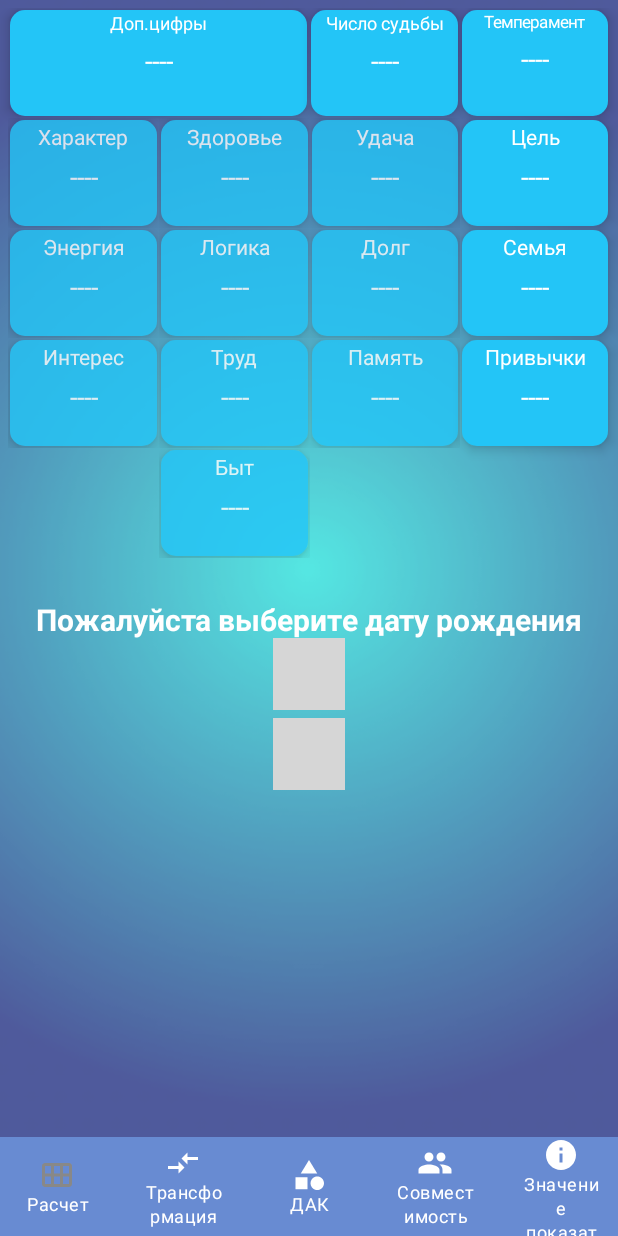
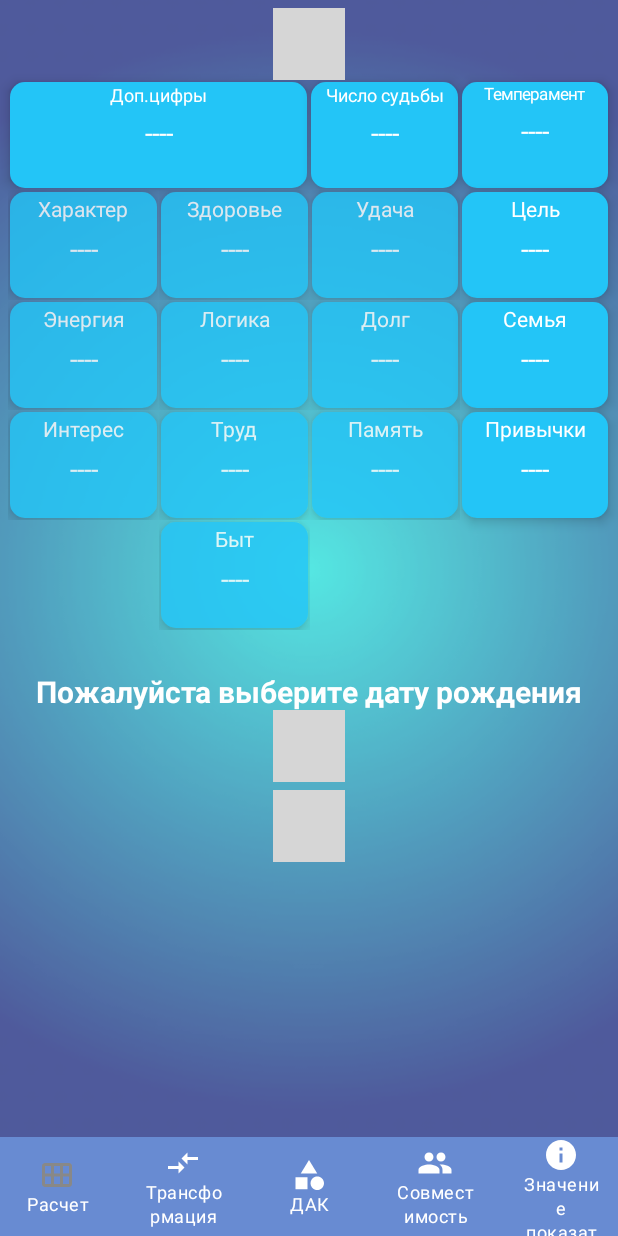
Before and after one commit to 070boroda/numerologic_android, an Android app built with Jetpack Compose: the screen_1 screen opened through its navigation route, on a phone screen of 412 x 824 dp. Run offline under Robolectric (Android 15) with nearby library versions, the phone set to English and light mode, and no system bars; our stand-ins replace AdMob, livedata-compose; libraries missing offline, so code that uses them is left out: com.android.billingclient, com.commandiron.wheel_picker_compose, com.google.firebase.crashlytics, com.yandex.mobile; pictures from the network do not load; 4 statements that could not run were skipped; grey boxes are pictures that could not be loaded.

Commit message:
[NA-046] - add google banner and admob

```diff
--- a/app/src/main/java/com/zelianko/numerologic/activiti/GeneralScreen.kt
+++ b/app/src/main/java/com/zelianko/numerologic/activiti/GeneralScreen.kt
@@ -36,7 +36,9 @@ import androidx.compose.ui.text.TextStyle
 import androidx.compose.ui.text.font.FontWeight
 import androidx.compose.ui.unit.dp
 import androidx.compose.ui.unit.sp
+import com.zelianko.kitchencalculator.constants.StringConstants
 import com.zelianko.numerologic.R
+import com.zelianko.numerologic.ads.AdmobBanner
 import com.zelianko.numerologic.ads.Banner
 import com.zelianko.numerologic.services.CountNumberServices
 import com.zelianko.numerologic.ui.theme.Clear
@@ -78,6 +80,10 @@ fun GeneralScreen(
                 .verticalScroll(rememberScrollState()),
             horizontalAlignment = Alignment.CenterHorizontally
         ) {
+            if (isActiveSub.value != true) {
+                Banner(id = R.string.banner_1)
+                AdmobBanner(textId = StringConstants.general_screen)
+            }
             Row(
                 modifier = Modifier
                     .fillMaxWidth()
@@ -215,12 +221,8 @@ fun GeneralScreen(
             )
             Spacer(modifier = Modifier.size(5.dp))
             if (isActiveSub.value != true) {
-                Row(
-                    modifier = Modifier.fillMaxWidth(),
-                    horizontalArrangement = Arrangement.Center
-                ) {
-                }
                 Banner(id = R.string.banner_1)
+                AdmobBanner(textId = StringConstants.general_screen_bottom)
             }
         }
     }
--- a/app/src/main/java/com/zelianko/numerologic/ads/AdmobBanner.kt
+++ b/app/src/main/java/com/zelianko/numerologic/ads/AdmobBanner.kt
@@ -4,18 +4,35 @@ import androidx.compose.foundation.layout.fillMaxWidth
 import androidx.compose.runtime.Composable
 import androidx.compose.ui.Modifier
 import androidx.compose.ui.viewinterop.AndroidView
+import androidx.window.layout.WindowMetrics
+import androidx.window.layout.WindowMetricsCalculator
 import com.google.android.gms.ads.AdRequest
 import com.google.android.gms.ads.AdSize
 import com.google.android.gms.ads.AdView
 
 @Composable
-fun AdmobBanner(modifier: Modifier = Modifier) {
+fun AdmobBanner(modifier: Modifier = Modifier,
+                textId: String = "ca-app-pub-3940256099942544/9214589741"
+) {
     AndroidView(
         modifier = Modifier.fillMaxWidth(),
         factory = { context ->
+            val windowMetrics: WindowMetrics =
+                WindowMetricsCalculator.getOrCreate().computeCurrentWindowMetrics(context)
+            val bounds = windowMetrics.bounds
+
+            var adWithPixels = context.resources.displayMetrics.widthPixels.toFloat()
+
+            if (adWithPixels == 0f) {
+                adWithPixels = bounds.width().toFloat()
+            }
+
+            val density = context.resources.displayMetrics.density
+            val adWith = (adWithPixels / density).toInt()
+
             AdView(context).apply {
                 setAdSize(AdSize.BANNER)
-                adUnitId = "ca-app-pub-9309082672837567/3656865941"
+                adUnitId = textId
                 loadAd(AdRequest.Builder().build())
             }
         }
--- a/app/src/main/java/com/zelianko/numerologic/ads/Banner.kt
+++ b/app/src/main/java/com/zelianko/numerologic/ads/Banner.kt
@@ -5,13 +5,30 @@ import androidx.compose.ui.viewinterop.AndroidView
 import com.yandex.mobile.ads.banner.BannerAdSize
 import com.yandex.mobile.ads.banner.BannerAdView
 import com.yandex.mobile.ads.common.AdRequest
+import androidx.window.layout.WindowMetrics
+import androidx.window.layout.WindowMetricsCalculator
 
 @Composable
 fun Banner(id: Int) {
     AndroidView(factory = { context ->
+
+        val windowMetrics: WindowMetrics =
+            WindowMetricsCalculator.getOrCreate().computeCurrentWindowMetrics(context)
+        val bounds = windowMetrics.bounds
+
+        var adWithPixels = context.resources.displayMetrics.widthPixels.toFloat()
+
+        if (adWithPixels == 0f) {
+            adWithPixels = bounds.width().toFloat()
+        }
+
+        val density = context.resources.displayMetrics.density
+        val adWith = (adWithPixels / density).toInt()
+
+
         BannerAdView(context).apply {
             setAdUnitId(context.getString(id))
-            setAdSize(BannerAdSize.stickySize(context, 300))
+            setAdSize(BannerAdSize.stickySize(context, adWith))
             val adRequest = AdRequest.Builder().build()
             loadAd(adRequest)
         }
```
Also changed, not shown: app/build.gradle.kts (+16 -3 lines), app/src/main/AndroidManifest.xml (+6 -4 lines), app/src/main/java/com/zelianko/numerologic/MainActivity.kt (+13 -8 lines), app/src/main/java/com/zelianko/numerologic/activiti/CompatibilityScreen.kt (+23 -24 lines), app/src/main/java/com/zelianko/numerologic/activiti/DakScreen.kt (+3 -19 lines), app/src/main/java/com/zelianko/numerologic/activiti/DegradationScreen.kt (+7 -18 lines), app/src/main/java/com/zelianko/numerologic/activiti/HelpScreen.kt (+4 -22 lines), app/src/main/java/com/zelianko/numerologic/activiti/TransformationScreen.kt (+13 -0 lines), app/src/main/java/com/zelianko/numerologic/ads/AppOpenAdManager.kt (+15 -21 lines), app/src/main/java/com/zelianko/numerologic/constants/StringConstants.kt (added, +16 -0 lines), app/src/main/res/values/strings.xml (+5 -5 lines).
